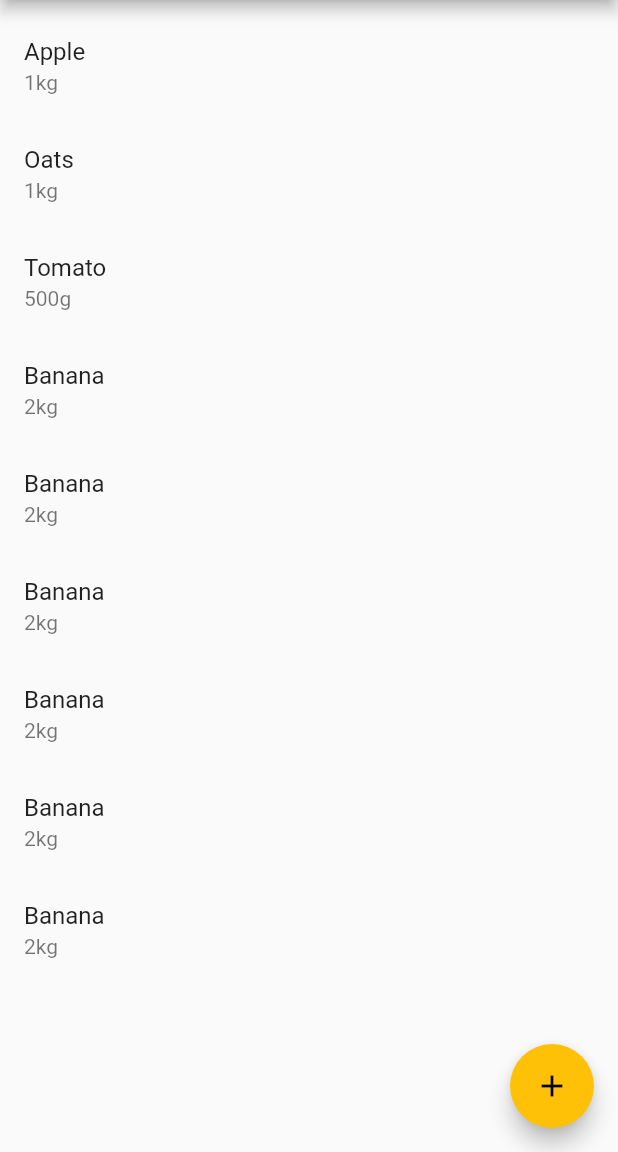
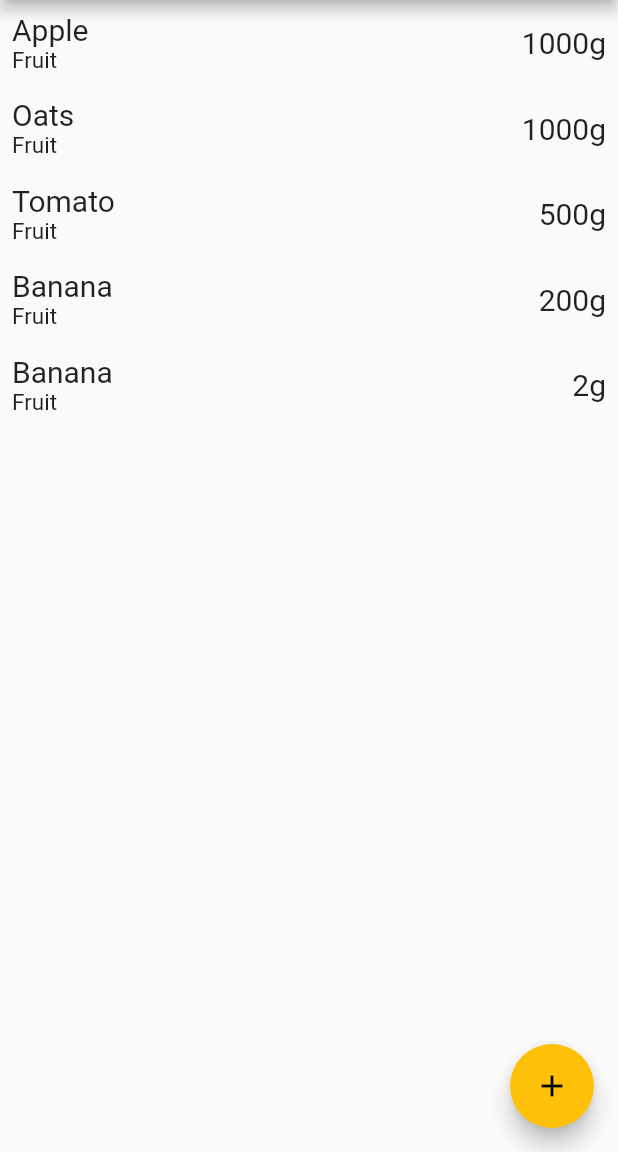
Before and after one commit to Ywhire/app, a Flutter app: the MyKitchenPage screen opened by its route, on a phone screen of 412 x 824 dp, the part 84-1236 px from its top. Run offline on Flutter 3.47's test engine with Material 2 defaults, Android fonts, the phone set to English and light mode, and no system bars; our stand-ins replace flutter_vector_icons, table_calendar.

Commit message:
Restructure and side menu improvements.

```diff
--- a/lib/module/mykitchen/my_kitchen_page.dart
+++ b/lib/module/mykitchen/my_kitchen_page.dart
@@ -1,11 +1,24 @@
+import 'package:app/module/mykitchen/food_details_page.dart';
 import 'package:flutter/material.dart';
 import 'package:app/widget/drawer.dart';
 import 'package:app/module/mykitchen/add_stock_item.dart';
 import 'package:app/module/mykitchen/stock_data.dart';
 
-class MyKitchenPage extends StatelessWidget {
+class MyKitchenPage extends StatefulWidget {
   static const String routeName = '/mykitchen';
 
+  @override
+  _MyKitchenPageState createState() => _MyKitchenPageState();
+}
+
+class _MyKitchenPageState extends State<MyKitchenPage> {
+  var stockList = Stock();
+  List<Stock> _stockList = [];
+  @override
+  void initState() {
+    _stockList = stockList.stockList();
+    super.initState();
+  }
   @override
   Widget build(BuildContext context) {
     return new Scaffold(
@@ -13,7 +26,40 @@ class MyKitchenPage extends StatelessWidget {
         title: Text("My Kitchen"),
       ),
       drawer: SideDrawer(),
-      body: StockList(mystock),
+      body: ListView.builder(
+          itemCount: _stockList.length,
+          itemBuilder: (context, index) {
+        return InkWell(onTap: () {
+          Navigator.push(context, MaterialPageRoute(builder: (context) => FoodDetailsScreen(_stockList[index].id, _stockList[index].ingredientamount)));
+        },
+          child: Padding(
+            padding: const EdgeInsets.all(8.0),
+            child: Row(
+              children: [
+                Column(
+                  mainAxisAlignment: MainAxisAlignment.start,
+                  crossAxisAlignment: CrossAxisAlignment.start,
+                  children: [
+                    Text(
+                      "${_stockList[index].ingredientname}",
+                      style: TextStyle(fontSize: 20),
+                    ),
+                    Text(
+                      "${_stockList[index].ingredientcategory}",
+                      style: TextStyle(fontSize: 15),
+                    ),
+                  ],
+                ),
+                Spacer(),
+                Text(
+                  "${_stockList[index].ingredientamount}g",
+                  style: TextStyle(fontSize: 20),
+                ),
+              ],
+            ),
+          ),
+        );
+      }),
       floatingActionButton: FloatingActionButton(
         onPressed: () {
           Navigator.push(
@@ -27,6 +73,8 @@ class MyKitchenPage extends StatelessWidget {
     );
   }
 }
+
+/*StockList(mystock),
 
 class StockList extends StatelessWidget {
 
@@ -57,3 +105,5 @@ class _StockListItem extends ListTile {
           subtitle: Text(stock.ingredientamount)
       );
 }
+
+*/
--- a/lib/module/mykitchen/stock_data.dart
+++ b/lib/module/mykitchen/stock_data.dart
@@ -1,45 +1,43 @@
 class Stock {
+  final int id;
   final String ingredientname;
-  final String ingredientamount;
+  final String ingredientcategory;
+  final int ingredientamount;
 
-  const Stock({this.ingredientname, this.ingredientamount});
-}
+  const Stock({this.id, this.ingredientname, this.ingredientcategory, this.ingredientamount});
 
-const mystock = <Stock>[
+  List<Stock> stockList() {
+    return [
       Stock(
+          id: 1102644,
           ingredientname: 'Apple',
-      ingredientamount: '1kg'
+          ingredientcategory: 'Fruit',
+          ingredientamount: 1000
       ),
       Stock(
+          id: 1101825 ,
           ingredientname: 'Oats',
-      ingredientamount: '1kg'
+          ingredientcategory: 'Fruit',
+          ingredientamount: 1000
       ),
       Stock(
+          id: 1102644,
           ingredientname: 'Tomato',
-      ingredientamount: '500g'
+          ingredientcategory: 'Fruit',
+          ingredientamount: 500
       ),
       Stock(
+          id: 1102653 ,
           ingredientname: 'Banana',
-      ingredientamount: '2kg'
+          ingredientcategory: 'Fruit',
+          ingredientamount: 200
       ),
       Stock(
+          id: 1102653 ,
           ingredientname: 'Banana',
-      ingredientamount: '2kg'
-  ),
-  Stock(
-      ingredientname: 'Banana',
-      ingredientamount: '2kg'
-  ),
-  Stock(
-      ingredientname: 'Banana',
-      ingredientamount: '2kg'
-  ),
-  Stock(
-      ingredientname: 'Banana',
-      ingredientamount: '2kg'
-  ),
-  Stock(
-      ingredientname: 'Banana',
-      ingredientamount: '2kg'
+          ingredientcategory: 'Fruit',
+          ingredientamount: 2
       ),
     ];
+  }
+}
--- a/pubspec.yaml
+++ b/pubspec.yaml
@@ -28,6 +28,7 @@ dependencies:
   # The following adds the Cupertino Icons font to your application.
   # Use with the CupertinoIcons class for iOS style icons.
   cupertino_icons: ^1.0.2
+  http: ^0.12.2
   #calendr
   syncfusion_flutter_calendar: ^19.1.66
   table_calendar: ^3.0.0
```
Also changed, not shown: lib/module/mykitchen/add_stock_item.dart (+92 -2 lines), pubspec.lock. Lines whose indentation alone changed are shown as unchanged.
